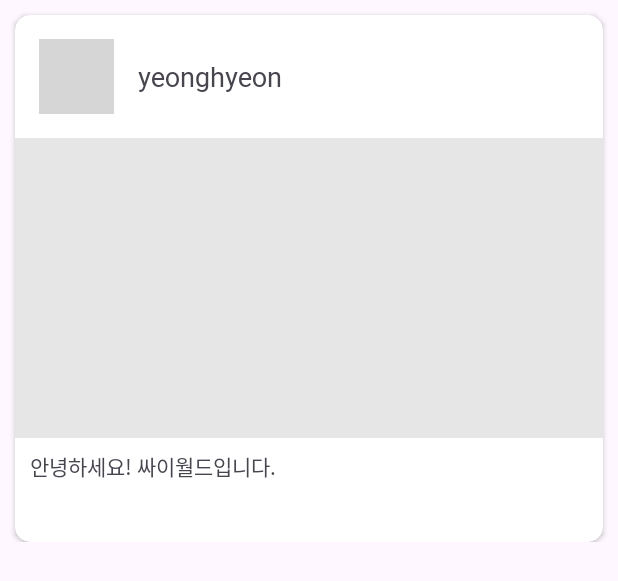
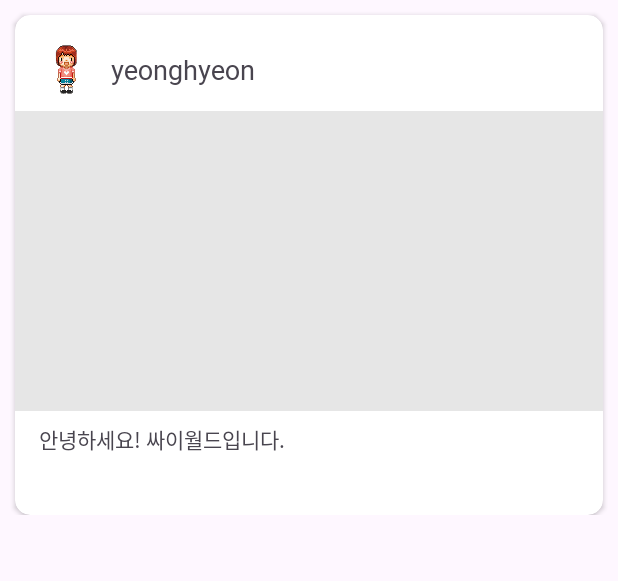
Before and after one commit to AgileCatch/nbcamp18, an Android app: the layout item_feed_recycler.xml on its own in the app's theme, with its tools: preview values and no code run, on a phone screen of 412 x 824 dp. Shown: the top 581 px of the screen. Run offline under Robolectric (Android 15) with nearby library versions, the phone set to English and light mode, and no system bars; grey boxes are pictures that could not be loaded.

Commit message:
[DESIGN] : 🎨

```diff
--- a/app/src/main/res/drawable/profile_circle.xml
+++ b/app/src/main/res/drawable/profile_circle.xml
@@ -2,7 +2,7 @@
 <shape xmlns:android="http://schemas.android.com/apk/res/android"
     android:shape="oval">
 
-    <solid android:color="#000000"/>
+    <solid android:color="#FFFFFF"/>
     <size android:width="30dp" android:height="30dp"/>
 
 </shape>
--- a/app/src/main/res/layout/item_feed_recycler.xml
+++ b/app/src/main/res/layout/item_feed_recycler.xml
@@ -21,23 +21,23 @@
 
             <ImageButton
                 android:id="@+id/ib_profile"
-                android:layout_width="50dp"
-                android:layout_height="50dp"
+                android:layout_width="40dp"
+                android:layout_height="40dp"
                 android:layout_marginStart="16dp"
                 android:layout_marginTop="16dp"
                 android:background="@drawable/profile_circle"
-                android:scaleType="fitXY"
-                android:src="@drawable/dog3_circle"
+                android:scaleType="centerInside"
+                android:src="@drawable/girl1"
                 app:layout_constraintStart_toStartOf="parent"
                 app:layout_constraintTop_toTopOf="parent"
                 tools:ignore="SpeakableTextPresentCheck" />
 
             <TextView
-                android:fontFamily="@font/neodgm"
                 android:id="@+id/tv_name"
                 android:layout_width="wrap_content"
                 android:layout_height="wrap_content"
-                android:layout_marginStart="16dp"
+                android:layout_marginStart="8dp"
+                android:fontFamily="@font/neodgm"
                 android:text="yeonghyeon"
                 android:textSize="18dp"
                 app:layout_constraintBottom_toBottomOf="@+id/ib_profile"
@@ -48,7 +48,7 @@
                 android:id="@+id/iv_feed"
                 android:layout_width="match_parent"
                 android:layout_height="200dp"
-                android:layout_marginTop="16dp"
+                android:layout_marginTop="8dp"
                 android:src="@color/gray"
                 app:layout_constraintEnd_toEndOf="parent"
                 app:layout_constraintHorizontal_bias="0.0"
@@ -56,13 +56,13 @@
                 app:layout_constraintTop_toBottomOf="@+id/ib_profile" />
 
             <TextView
-                android:fontFamily="@font/neodgm"
                 android:id="@+id/tv_text"
                 android:layout_width="wrap_content"
                 android:layout_height="wrap_content"
-                android:layout_marginStart="10dp"
+                android:layout_marginStart="16dp"
                 android:layout_marginTop="8dp"
                 android:layout_marginBottom="40dp"
+                android:fontFamily="@font/neodgm"
                 android:text="안녕하세요! 싸이월드입니다."
                 app:layout_constraintBottom_toBottomOf="parent"
                 app:layout_constraintStart_toStartOf="parent"
--- a/app/src/main/res/values/style.xml
+++ b/app/src/main/res/values/style.xml
@@ -4,7 +4,7 @@
         <item name="android:layout_width">60dp</item>
         <item name="android:layout_height">60dp</item>
         <item name="android:background">@drawable/profile_circle</item>
-        <item name="android:scaleType">fitXY</item>
+        <item name="android:scaleType">fitCenter</item>
     </style>
 
 </resources>
```
Also changed, not shown: app/src/main/java/com/example/instagram/MainPageActivity.kt (+4 -6 lines), app/src/main/res/layout/detailpage_activity.xml (+7 -5 lines), app/src/main/res/layout/main_page_activity.xml (+33 -27 lines), app/src/main/res/drawable/girl1.png, app/src/main/res/drawable/girl2.png (added), app/src/main/res/drawable/man1.png, app/src/main/res/drawable/man2.png (added).
